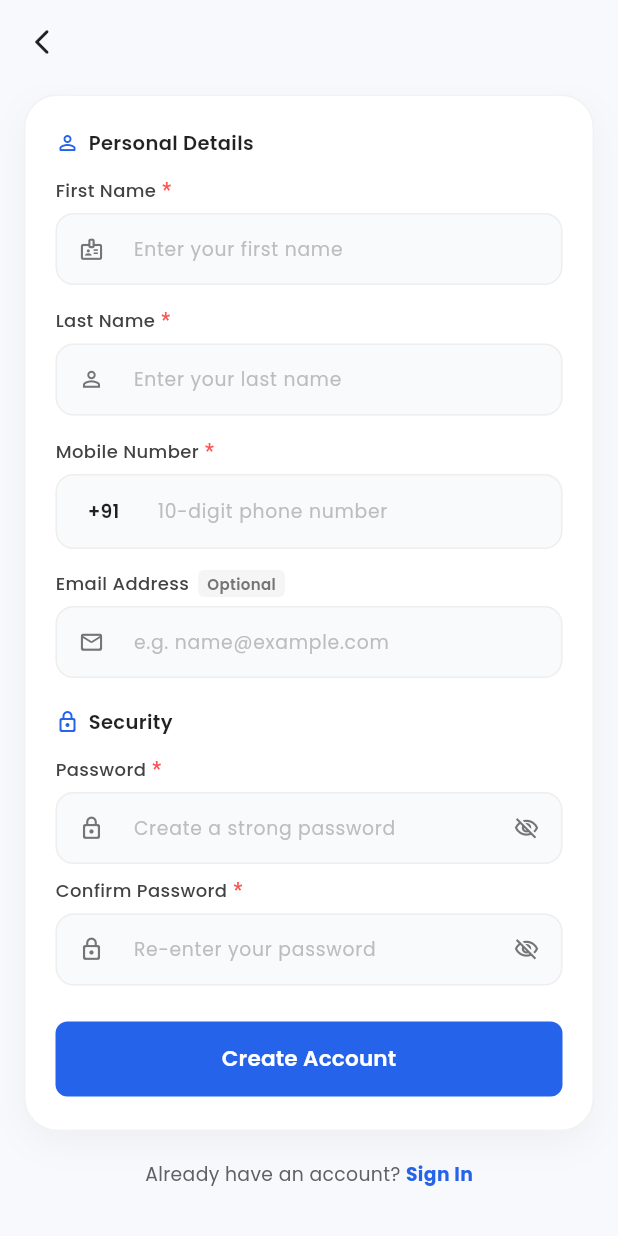
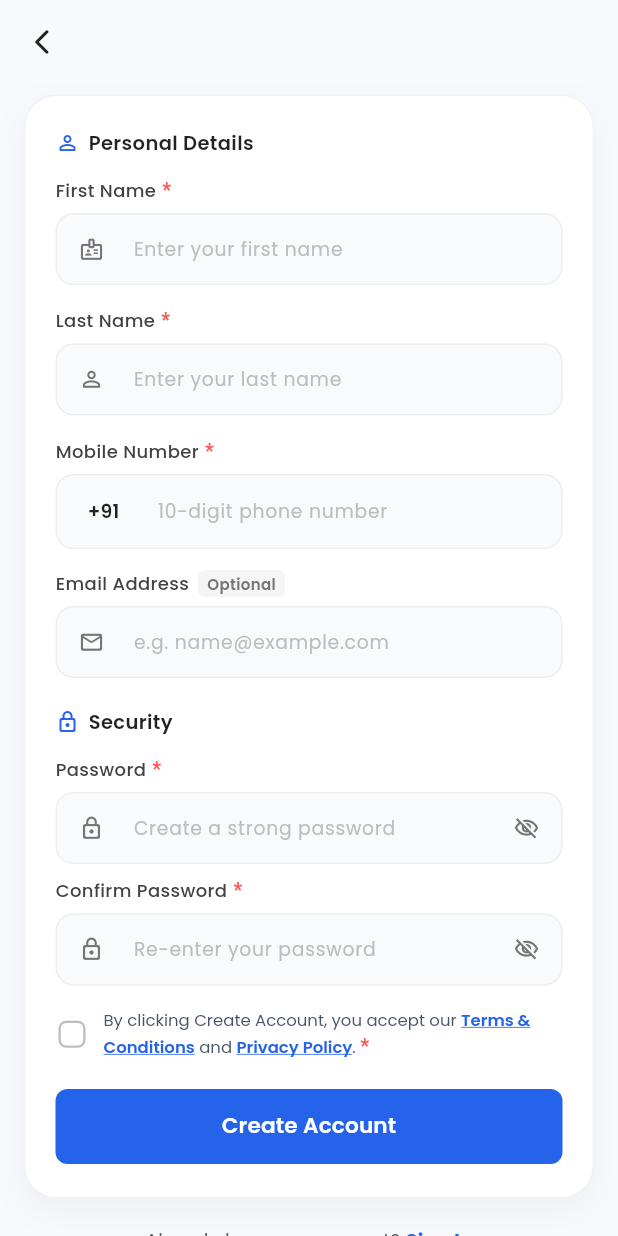
Before and after one commit to YiraApp/yira_clinx_mobile, a Flutter app: the SignupScreen screen opened by its route, scrolled down 153 dp, on a phone screen of 412 x 824 dp. Run offline on Flutter 3.47's test engine with Material 3 defaults, Android fonts, the phone set to English and light mode, and no system bars; drawn by our look-alikes of country_code_picker; our stand-ins replace bloc, cached_network_image, connectivity_plus, device_info_plus, dio, drift and 23 more; missing offline and left inert: custom_pop_up_menu, fancy_password_field, health, mobile_scanner, razorpay_flutter, syncfusion_flutter_pdfviewer; accounts and stored records are empty; generated files the repository leaves out were written again.

Commit message:
new chages all bug fixes 21-09

```diff
--- a/lib/core/api/base_api_configuration.dart
+++ b/lib/core/api/base_api_configuration.dart
@@ -1,5 +1,5 @@
 class EnvironmentService {
-  static Environment _currentEnv = Environment.local;
+  static Environment _currentEnv = Environment.dev;
   static void setEnvironment(Environment env) => _currentEnv = env;
 
   // Local backend server URL for local development (matches local backend on port 5000)
--- a/lib/features/presentation/auth/signup_screen.dart
+++ b/lib/features/presentation/auth/signup_screen.dart
@@ -1,7 +1,9 @@
 import 'package:country_code_picker/country_code_picker.dart';
+import 'package:flutter/gestures.dart';
 import 'package:flutter/material.dart';
 import 'package:flutter/services.dart';
 import 'package:flutter_bloc/flutter_bloc.dart';
+import 'package:yiraclinics/core/custom_dialogue/custom_dialogue.dart';
 import 'package:flutter_svg/svg.dart';
 import 'package:pin_code_fields/pin_code_fields.dart';
 import 'package:yiraclinics/config/app_route/app_routes.dart';
@@ -45,6 +47,8 @@ class _SignupScreenState extends State<SignupScreen> {
   bool _obscureConfirmPassword = true;
   String _cachedFcmToken = '';
   bool _isOtpSheetOpen = false;
+  bool _acceptedTermsAndPrivacy = false;
+  bool _termsError = false;
 
   // Password criteria states
   bool _hasMinLength = false;
@@ -146,6 +150,17 @@ class _SignupScreenState extends State<SignupScreen> {
         isError: true,
       );
       _confirmPasswordFocus.requestFocus();
+      return;
+    }
+
+    if (!_acceptedTermsAndPrivacy) {
+      setState(() {
+        _termsError = true;
+      });
+      _showSnackBar(
+        "Please accept the Terms & Conditions and Privacy Policy to continue.",
+        isError: true,
+      );
       return;
     }
 
@@ -648,7 +663,12 @@ class _SignupScreenState extends State<SignupScreen> {
                                 _buildPasswordMatchIndicator(isDark),
                               ],
 
-                              const SizedBox(height: 24),
+                              const SizedBox(height: 16),
+
+                              // Terms & Conditions and Privacy Policy Consent Checkbox
+                              _buildTermsAndPrivacyCheckbox(isDark, isTab),
+
+                              const SizedBox(height: 20),
 
                               // Sign Up Action Button
                               isSubmitting
@@ -723,6 +743,139 @@ class _SignupScreenState extends State<SignupScreen> {
   }
 
   // ── Helper Widgets ──
+
+  Widget _buildTermsAndPrivacyCheckbox(bool isDark, bool isTab) {
+    final bool hasError = _termsError && !_acceptedTermsAndPrivacy;
+
+    return Column(
+      crossAxisAlignment: CrossAxisAlignment.start,
+      children: [
+        Row(
+          crossAxisAlignment: CrossAxisAlignment.center,
+          children: [
+            SizedBox(
+              width: 22,
+              height: 22,
+              child: Checkbox(
+                value: _acceptedTermsAndPrivacy,
+                onChanged: (val) {
+                  setState(() {
+                    _acceptedTermsAndPrivacy = val ?? false;
+                    if (_acceptedTermsAndPrivacy) {
+                      _termsError = false;
+                    }
+                  });
+                },
+                activeColor: primaryColor,
+                materialTapTargetSize: MaterialTapTargetSize.shrinkWrap,
+                shape: RoundedRectangleBorder(
+                  borderRadius: BorderRadius.circular(5),
+                ),
+                side: BorderSide(
+                  color: hasError
+                      ? Colors.redAccent.shade700
+                      : (isDark ? Colors.white38 : Colors.grey.shade400),
+                  width: hasError ? 2.0 : 1.5,
+                ),
+              ),
+            ),
+            const SizedBox(width: 10),
+            Expanded(
+              child: RichText(
+                text: TextSpan(
+                  text: 'By clicking Create Account, you accept our ',
+                  style: TextStyle(
+                    fontFamily: appPoppinFont,
+                    fontSize: isTab ? 12 : 11,
+                    fontWeight: FontWeight.w400,
+                    color: isDark ? Colors.white70 : const Color(0xFF475569),
+                    height: 1.35,
+                  ),
+                  children: [
+                    TextSpan(
+                      text: 'Terms & Conditions',
+                      style: const TextStyle(
+                        fontFamily: appPoppinFont,
+                        color: primaryColor,
+                        fontWeight: FontWeight.w600,
+                        decoration: TextDecoration.underline,
+                      ),
+                      recognizer: TapGestureRecognizer()
+                        ..onTap = () {
+                          context.dismissKeyboard();
+                          CustomUrlDialog.customLauncherDialogue(
+                            context,
+                            'Terms & Conditions',
+                            'Review our terms and conditions, user agreement, and operational policies governing your access and usage of Yira Clinx platform.',
+                            primaryColor,
+                            'https://yira.ai/terms-and-conditions/',
+                            'More',
+                            'assets/images/ic_read_abt_us.png',
+                          );
+                        },
+                    ),
+                    TextSpan(
+                      text: ' and ',
+                      style: TextStyle(
+                        fontFamily: appPoppinFont,
+                        color: isDark ? Colors.white70 : const Color(0xFF475569),
+                      ),
+                    ),
+                    TextSpan(
+                      text: 'Privacy Policy',
+                      style: const TextStyle(
+                        fontFamily: appPoppinFont,
+                        color: primaryColor,
+                        fontWeight: FontWeight.w600,
+                        decoration: TextDecoration.underline,
+                      ),
+                      recognizer: TapGestureRecognizer()
+                        ..onTap = () {
+                          context.dismissKeyboard();
+                          CustomUrlDialog.customLauncherDialogue(
+                            context,
+                            'Privacy Policy',
+                            'We prioritize your privacy and data security. Read our privacy policy to understand how your medical and personal data is collected, protected, and processed.',
+                            primaryColor,
+                            'https://yira.ai/privacy-policy/',
+                            'More',
+                            'assets/images/ic_privacy_plc.png',
+                          );
+                        },
+                    ),
+                    const TextSpan(text: '. '),
+                    const TextSpan(
+                      text: '*',
+                      style: TextStyle(
+                        color: Colors.redAccent,
+                        fontSize: 13,
+                        fontWeight: FontWeight.w700,
+                      ),
+                    ),
+                  ],
+                ),
+              ),
+            ),
+          ],
+        ),
+        if (hasError) ...[
+          const SizedBox(height: 5),
+          Padding(
+            padding: const EdgeInsets.only(left: 32),
+            child: Text(
+              'Please accept the Terms & Conditions and Privacy Policy to proceed',
+              style: TextStyle(
+                fontFamily: appPoppinFont,
+                fontSize: 11,
+                color: Colors.redAccent.shade700,
+                fontWeight: FontWeight.w500,
+              ),
+            ),
+          ),
+        ],
+      ],
+    );
+  }
 
   Widget _buildSectionHeader(String title, IconData icon, bool isDark) {
     return Row(
--- a/lib/main.dart
+++ b/lib/main.dart
@@ -13,7 +13,7 @@ void main() async {
     DeviceOrientation.portraitUp,
     DeviceOrientation.portraitDown,
   ]);
-  EnvironmentService.setEnvironment(Environment.local);
+  EnvironmentService.setEnvironment(Environment.dev);
   debugPrint('[Environment] Initialized base URL: ${EnvironmentService.config.accountBaseUrl}');
 
   try {
```
Also changed, not shown: 1 other file.
